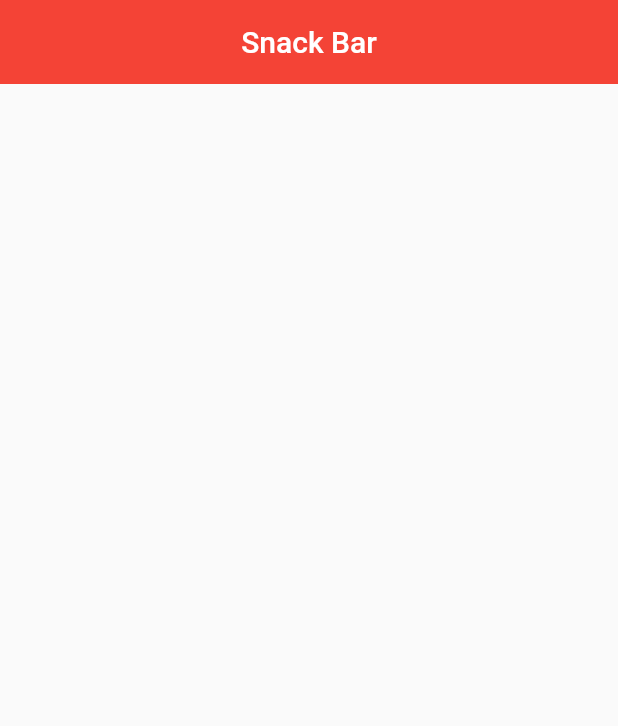
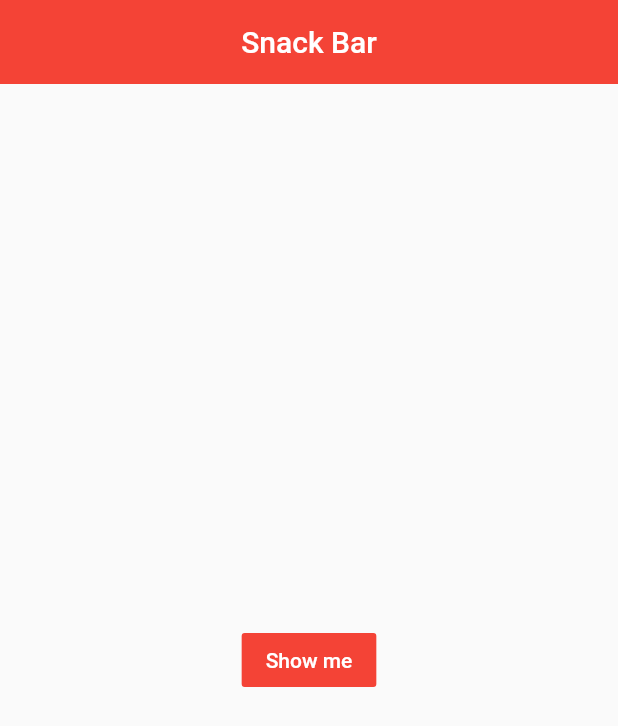
Before and after one commit to with-developer/Weather-provide-App, a Flutter app: the screen it shows after launch, on a phone screen of 412 x 824 dp. Shown: the top 726 px of the screen. Run offline on Flutter 3.47's test engine with Material 2 defaults, Android fonts, the phone set to English and light mode, and no system bars.

Commit message:
Update main.dart

```diff
--- a/flutter_study/flutter_application/lib/main.dart
+++ b/flutter_study/flutter_application/lib/main.dart
@@ -26,6 +26,23 @@ class MyPage extends StatelessWidget {
           centerTitle: true,
           elevation: 0.0,
         ),
+        body: Builder(
+          builder: (BuildContext ctx) {
+            return Center(
+              child: FlatButton(
+                child: Text(
+                  'Show me',
+                  style: TextStyle(color: Colors.white),
+                ),
+                color: Colors.red,
+                onPressed: () {
+                  Scaffold.of(ctx).showSnackBar(SnackBar(
+                    content: Text('hello'),
+                  ));
+                },
+              ),
             );
+          },
+        ));
   }
 }
```
Lines whose indentation alone changed are shown as unchanged.
